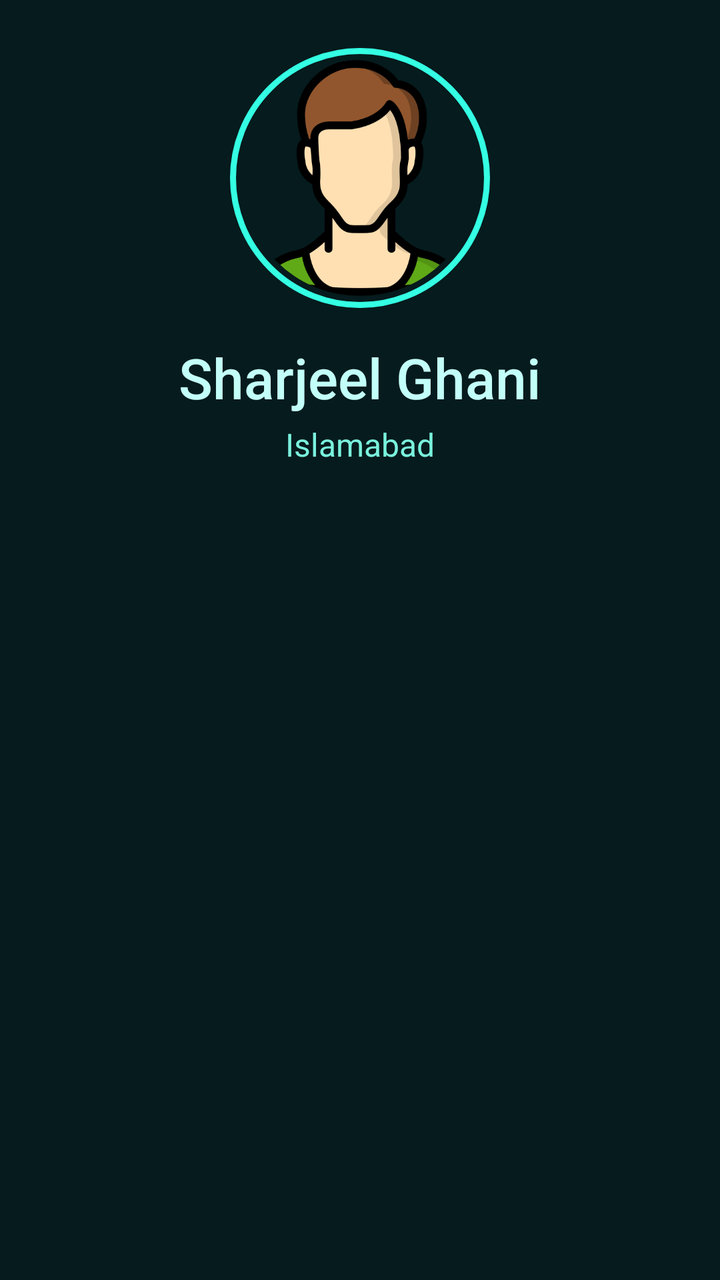
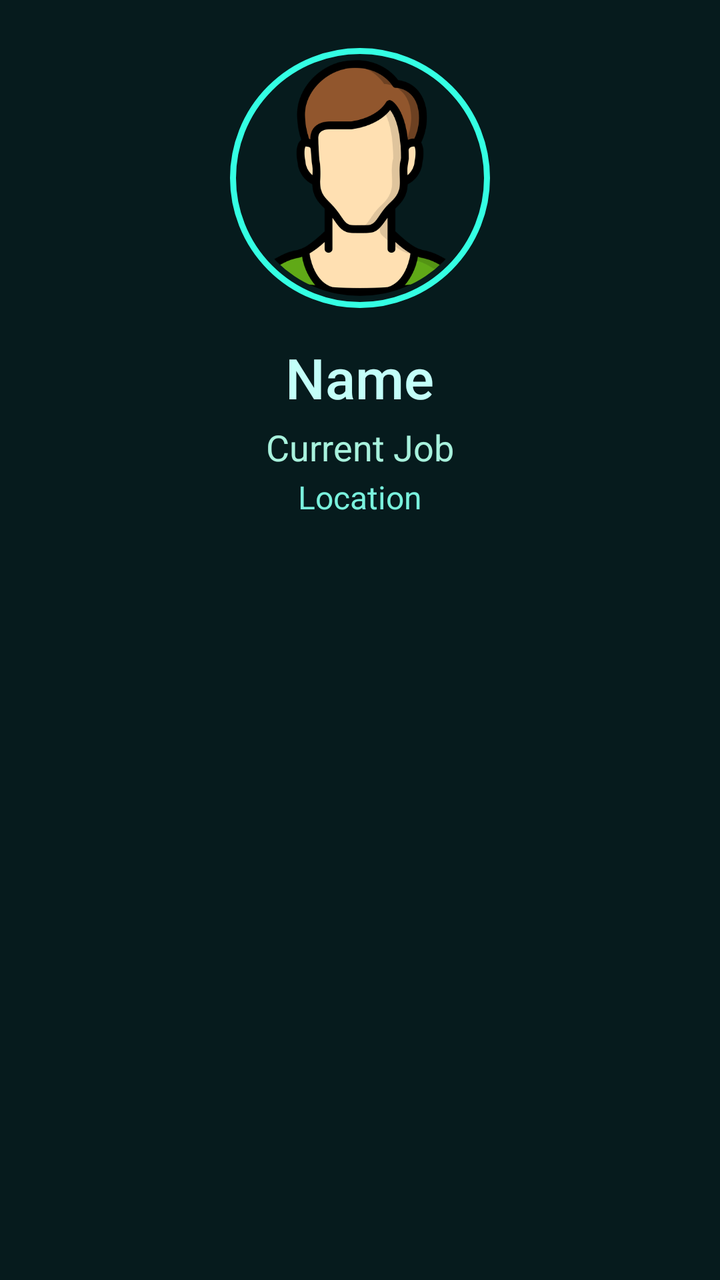

Screens rendered from an Android XML layout before and after an edit, with the pre-edit source and the edit as a unified diff.
<!-- AndroidManifest.xml: application theme Theme.SkillSwapAGenZSkillExchanger -->
<!-- res/layout/fragment_profile.xml -->
<?xml version="1.0" encoding="utf-8"?>
<LinearLayout xmlns:android="http://schemas.android.com/apk/res/android"
    xmlns:app="http://schemas.android.com/apk/res-auto"
    android:layout_width="match_parent"
    android:layout_height="match_parent"
    android:background="#061B1D"
    android:orientation="vertical">

    <androidx.core.widget.NestedScrollView
        android:layout_width="match_parent"
        android:layout_height="wrap_content">

        <LinearLayout
            android:layout_width="match_parent"
            android:layout_height="wrap_content"
            android:orientation="vertical"
            android:padding="24dp">

            
            <FrameLayout
                android:layout_width="130dp"
                android:layout_height="130dp"
                android:layout_gravity="center"
                android:background="@drawable/profile_ring"
                android:padding="4dp">

                <com.google.android.material.imageview.ShapeableImageView
                    android:id="@+id/profile_pic"
                    android:layout_width="match_parent"
                    android:layout_height="match_parent"
                    android:src="@drawable/man"
                    android:scaleType="centerCrop"
                    app:shapeAppearanceOverlay="@style/CircleImageView"
                    android:padding="2dp"/>
            </FrameLayout>

            
            <TextView
                android:id="@+id/name"
                android:layout_width="wrap_content"
                android:layout_height="wrap_content"
                android:text="Sharjeel Ghani"
                android:textColor="#C3FFF9"
                android:layout_gravity="center"
                android:paddingTop="16dp"
                android:textSize="28sp"
                android:fontFamily="sans-serif-medium"/>

            
            <TextView
                android:id="@+id/location"
                android:layout_width="wrap_content"
                android:layout_height="wrap_content"
                android:text="Islamabad"
                android:layout_gravity="center"
                android:textColor="#7AF2DD"
                android:textSize="16sp"
                android:paddingTop="4dp"/>

        </LinearLayout>
    </androidx.core.widget.NestedScrollView>

    
    <com.google.android.material.tabs.TabLayout
        android:id="@+id/tab_layout"
        android:layout_width="match_parent"
        android:layout_height="wrap_content"
        android:background="#061B1D"
        app:tabIndicatorColor="#65FFE7"
        app:tabSelectedTextColor="#65FFE7"
        app:tabTextColor="#336B6E"
        app:tabMode="fixed"
        app:tabGravity="fill"
        app:tabTextAppearance="@style/CustomTabTextAppearance"/>

    
    <androidx.viewpager2.widget.ViewPager2
        android:id="@+id/view_pager"
        android:layout_width="match_parent"
        android:layout_height="0dp"
        android:layout_weight="1" />

</LinearLayout>
<!-- resources referenced by this layout -->
<resources>
  <!-- drawable man: png bitmap (drawable, 31781 bytes) -->
  <!-- drawable profile_ring (drawable) -->
  <shape xmlns:android="http://schemas.android.com/apk/res/android"
      android:shape="oval">
  
      <stroke
          android:width="3dp"
          android:color="#34FFE3" />
  
      <solid android:color="@android:color/transparent" />
  </shape>
  <style name="CircleImageView" parent="">
          <item name="cornerFamily">rounded</item>
          <item name="cornerSize">50%</item>
      </style>
  <style name="CustomTabTextAppearance" parent="TextAppearance.Design.Tab">
          <item name="android:textSize">16sp</item>
          <item name="android:textAllCaps">false</item>
          <item name="android:fontFamily">sans-serif-medium</item>
      </style>
  <style name="Theme.SkillSwapAGenZSkillExchanger" parent="Base.Theme.SkillSwapAGenZSkillExchanger" />
  <style name="Base.Theme.SkillSwapAGenZSkillExchanger" parent="Theme.Material3.DayNight.NoActionBar">
          
          <item name="android:statusBarColor">#103238</item>
          
      </style>
</resources>

<!-- the commit's change to res/layout/fragment_profile.xml (unified diff, before → after) -->
@@ -39,7 +39,7 @@
                 android:id="@+id/name"
                 android:layout_width="wrap_content"
                 android:layout_height="wrap_content"
-                android:text="Sharjeel Ghani"
+                android:text="Name"
                 android:textColor="#C3FFF9"
                 android:layout_gravity="center"
                 android:paddingTop="16dp"
@@ -48,14 +48,25 @@
 
             
             <TextView
+                android:id="@+id/tv_job"
+                android:layout_width="wrap_content"
+                android:layout_height="wrap_content"
+                android:text="Current Job"
+                android:layout_gravity="center"
+                android:textColor="#A8F2DD"
+                android:textSize="18sp"
+                android:paddingTop="4dp"/>
+
+            
+            <TextView
                 android:id="@+id/location"
                 android:layout_width="wrap_content"
                 android:layout_height="wrap_content"
-                android:text="Islamabad"
+                android:text="Location"
                 android:layout_gravity="center"
                 android:textColor="#7AF2DD"
                 android:textSize="16sp"
-                android:paddingTop="4dp"/>
+                android:paddingTop="2dp"/>
 
         </LinearLayout>
     </androidx.core.widget.NestedScrollView>
